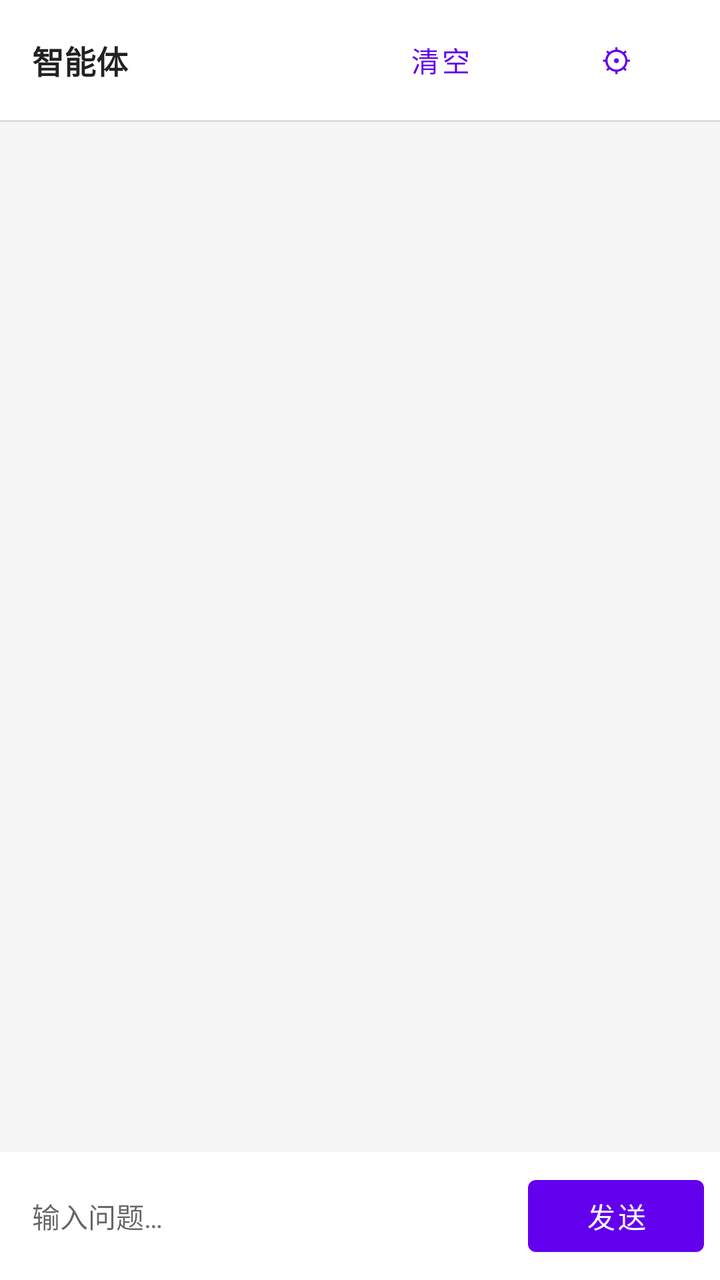
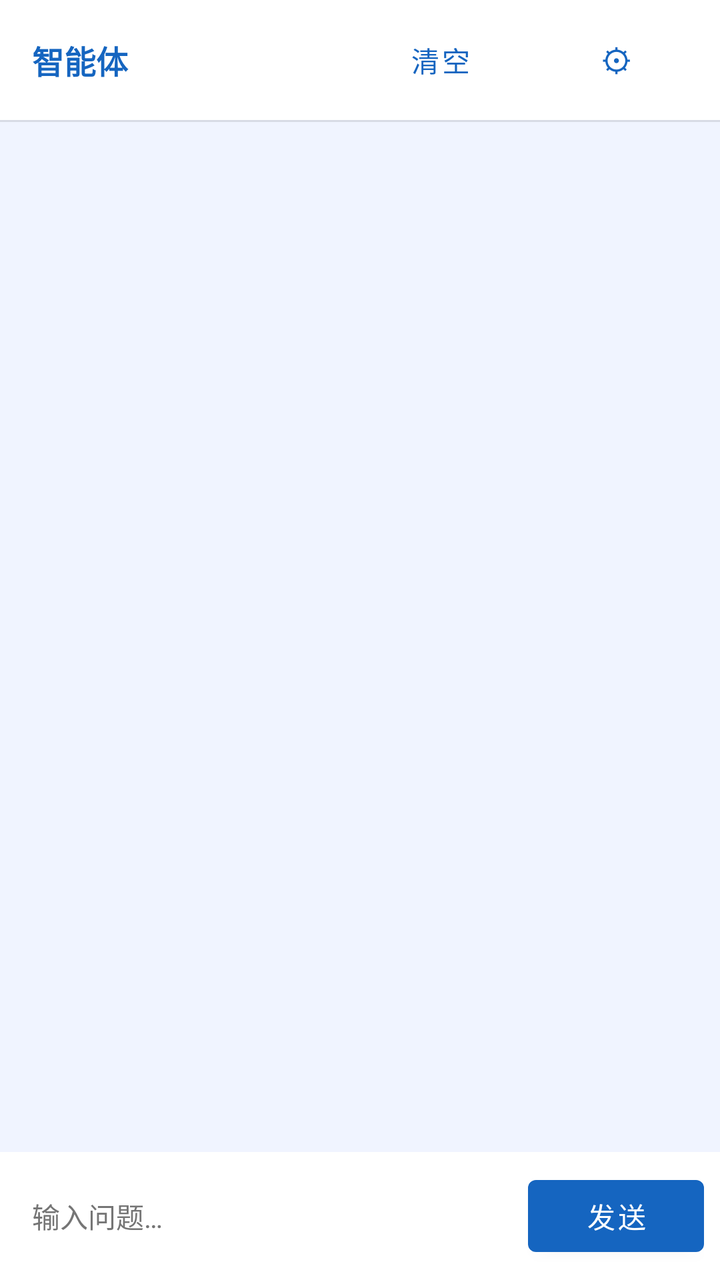

Compare the two renders of this Android layout. The source of the first and the diff that turns it into the second are given below.
<!-- AndroidManifest.xml: application theme Theme.CellSentinelApp -->
<!-- res/layout/fragment_agent.xml -->
<?xml version="1.0" encoding="utf-8"?>
<LinearLayout xmlns:android="http://schemas.android.com/apk/res/android"
    xmlns:app="http://schemas.android.com/apk/res-auto"
    android:layout_width="match_parent"
    android:layout_height="match_parent"
    android:orientation="vertical"
    android:background="@color/background">

    
    <LinearLayout
        android:layout_width="match_parent"
        android:layout_height="wrap_content"
        android:orientation="horizontal"
        android:paddingHorizontal="8dp"
        android:paddingVertical="6dp"
        android:gravity="center_vertical"
        android:background="?attr/colorSurface">

        <TextView
            android:layout_width="0dp"
            android:layout_height="wrap_content"
            android:layout_weight="1"
            android:text="智能体"
            android:textSize="16sp"
            android:textStyle="bold"
            android:textColor="@color/text_primary"
            android:layout_marginStart="8dp" />

        <Button
            android:id="@+id/btn_export_pdf"
            style="@style/Widget.MaterialComponents.Button.TextButton"
            android:layout_width="wrap_content"
            android:layout_height="wrap_content"
            android:text="导出PDF"
            android:textAllCaps="false"
            android:visibility="gone" />

        <Button
            android:id="@+id/btn_agent_clear"
            style="@style/Widget.MaterialComponents.Button.TextButton"
            android:layout_width="wrap_content"
            android:layout_height="wrap_content"
            android:text="清空"
            android:textAllCaps="false" />

        <Button
            android:id="@+id/btn_agent_settings"
            style="@style/Widget.MaterialComponents.Button.TextButton"
            android:layout_width="wrap_content"
            android:layout_height="wrap_content"
            android:text="⚙"
            android:textSize="16sp"
            android:textAllCaps="false" />

    </LinearLayout>

    <View
        android:layout_width="match_parent"
        android:layout_height="1dp"
        android:background="#1A000000" />

    
    <com.google.android.material.card.MaterialCardView
        android:id="@+id/card_context"
        android:layout_width="match_parent"
        android:layout_height="wrap_content"
        android:layout_margin="8dp"
        android:visibility="gone"
        app:cardCornerRadius="8dp"
        app:cardElevation="2dp"
        app:cardBackgroundColor="#FFF3E0">

        <LinearLayout
            android:layout_width="match_parent"
            android:layout_height="wrap_content"
            android:orientation="horizontal"
            android:paddingHorizontal="12dp"
            android:paddingVertical="8dp"
            android:gravity="center_vertical">

            <TextView
                android:layout_width="0dp"
                android:layout_height="wrap_content"
                android:layout_weight="1"
                android:text="📊 "
                android:textSize="12sp"
                android:textColor="#FF6F00" />

            <TextView
                android:id="@+id/tv_context_summary"
                android:layout_width="0dp"
                android:layout_height="wrap_content"
                android:layout_weight="10"
                android:text="已附加分析数据"
                android:textSize="12sp"
                android:textColor="#FF6F00"
                android:textStyle="bold" />

        </LinearLayout>
    </com.google.android.material.card.MaterialCardView>

    
    <ScrollView
        android:id="@+id/sv_messages"
        android:layout_width="match_parent"
        android:layout_height="0dp"
        android:layout_weight="1"
        android:fillViewport="true"
        android:clipToPadding="false"
        android:paddingVertical="4dp">

        <LinearLayout
            android:id="@+id/ll_messages"
            android:layout_width="match_parent"
            android:layout_height="wrap_content"
            android:orientation="vertical"
            android:paddingHorizontal="4dp"
            android:paddingBottom="8dp" />

    </ScrollView>

    
    <TextView
        android:id="@+id/tv_typing"
        android:layout_width="wrap_content"
        android:layout_height="wrap_content"
        android:layout_marginStart="16dp"
        android:layout_marginBottom="4dp"
        android:text="AI 正在思考…"
        android:textSize="12sp"
        android:textColor="#FF9800"
        android:textStyle="italic"
        android:visibility="gone" />

    
    <LinearLayout
        android:layout_width="match_parent"
        android:layout_height="wrap_content"
        android:orientation="horizontal"
        android:padding="8dp"
        android:gravity="center_vertical"
        android:background="?attr/colorSurface">

        <EditText
            android:id="@+id/et_agent_input"
            android:layout_width="0dp"
            android:layout_height="wrap_content"
            android:layout_weight="1"
            android:hint="输入问题…"
            android:inputType="textMultiLine"
            android:maxLines="4"
            android:background="@android:color/transparent"
            android:textSize="14sp"
            android:textColor="@color/text_primary"
            android:imeOptions="actionSend"
            android:paddingHorizontal="8dp" />

        <Button
            android:id="@+id/btn_agent_send"
            android:layout_width="wrap_content"
            android:layout_height="wrap_content"
            android:text="发送"
            android:textAllCaps="false"
            android:textSize="14sp" />

    </LinearLayout>

</LinearLayout>
<!-- resources referenced by this layout -->
<resources>
  <color name="background">#FFF5F5F5</color>
  <color name="text_primary">#DE000000</color>
  <style name="Theme.CellSentinelApp" parent="Theme.MaterialComponents.DayNight.DarkActionBar">
          
          <item name="colorPrimary">@color/purple_500</item>
          <item name="colorPrimaryVariant">@color/purple_700</item>
          <item name="colorOnPrimary">@color/white</item>
          
          <item name="colorSecondary">@color/teal_200</item>
          <item name="colorSecondaryVariant">@color/teal_700</item>
          <item name="colorOnSecondary">@color/black</item>
          
          <item name="android:statusBarColor">?attr/colorPrimaryVariant</item>
          
      </style>
  <color name="purple_500">#FF6200EE</color>
  <color name="purple_700">#FF3700B3</color>
  <color name="white">#FFFFFFFF</color>
  <color name="teal_200">#FF03DAC5</color>
  <color name="teal_700">#FF018786</color>
  <color name="black">#FF000000</color>
</resources>

<!-- the commit's change to res/layout/fragment_agent.xml (unified diff, before → after) -->
@@ -14,7 +14,7 @@
         android:paddingHorizontal="8dp"
         android:paddingVertical="6dp"
         android:gravity="center_vertical"
-        android:background="?attr/colorSurface">
+        android:background="@color/colorSurface">
 
         <TextView
             android:layout_width="0dp"
@@ -23,7 +23,7 @@
             android:text="智能体"
             android:textSize="16sp"
             android:textStyle="bold"
-            android:textColor="@color/text_primary"
+            android:textColor="@color/colorPrimary"
             android:layout_marginStart="8dp" />
 
         <Button
@@ -57,7 +57,7 @@
     <View
         android:layout_width="match_parent"
         android:layout_height="1dp"
-        android:background="#1A000000" />
+        android:background="@color/colorDivider" />
 
     
     <com.google.android.material.card.MaterialCardView
@@ -66,9 +66,7 @@
         android:layout_height="wrap_content"
         android:layout_margin="8dp"
         android:visibility="gone"
-        app:cardCornerRadius="8dp"
-        app:cardElevation="2dp"
-        app:cardBackgroundColor="#FFF3E0">
+        app:cardBackgroundColor="@color/colorCardAI">
 
         <LinearLayout
             android:layout_width="match_parent"
@@ -84,7 +82,7 @@
                 android:layout_weight="1"
                 android:text="📊 "
                 android:textSize="12sp"
-                android:textColor="#FF6F00" />
+                android:textColor="@color/colorPrimary" />
 
             <TextView
                 android:id="@+id/tv_context_summary"
@@ -93,7 +91,7 @@
                 android:layout_weight="10"
                 android:text="已附加分析数据"
                 android:textSize="12sp"
-                android:textColor="#FF6F00"
+                android:textColor="@color/colorPrimary"
                 android:textStyle="bold" />
 
         </LinearLayout>
@@ -128,7 +126,7 @@
         android:layout_marginBottom="4dp"
         android:text="AI 正在思考…"
         android:textSize="12sp"
-        android:textColor="#FF9800"
+        android:textColor="@color/colorAccent"
         android:textStyle="italic"
         android:visibility="gone" />
 
@@ -139,7 +137,7 @@
         android:orientation="horizontal"
         android:padding="8dp"
         android:gravity="center_vertical"
-        android:background="?attr/colorSurface">
+        android:background="@color/colorSurface">
 
         <EditText
             android:id="@+id/et_agent_input"
@@ -151,7 +149,6 @@
             android:maxLines="4"
             android:background="@android:color/transparent"
             android:textSize="14sp"
-            android:textColor="@color/text_primary"
             android:imeOptions="actionSend"
             android:paddingHorizontal="8dp" />
 
<!-- resource entries referenced after the edit -->
@@ -1,25 +1,61 @@
 <!-- resources referenced by this layout -->
 <resources>
-  <color name="background">#FFF5F5F5</color>
-  <color name="text_primary">#DE000000</color>
-  <style name="Theme.CellSentinelApp" parent="Theme.MaterialComponents.DayNight.DarkActionBar">
+  <color name="background">#F0F4FF</color>
+  <color name="colorAccent">#00ACC1</color>
+  <color name="colorCardAI">#E3F2FD</color>
+  <color name="colorDivider">#1A000000</color>
+  <color name="colorPrimary">#1565C0</color>
+  <color name="colorSurface">#FFFFFF</color>
+  <style name="Theme.CellSentinelApp" parent="Theme.MaterialComponents.Light.DarkActionBar">
           
-          <item name="colorPrimary">@color/purple_500</item>
-          <item name="colorPrimaryVariant">@color/purple_700</item>
+          <item name="colorPrimary">@color/colorPrimary</item>
+          <item name="colorPrimaryVariant">@color/colorPrimaryDark</item>
           <item name="colorOnPrimary">@color/white</item>
           
-          <item name="colorSecondary">@color/teal_200</item>
-          <item name="colorSecondaryVariant">@color/teal_700</item>
-          <item name="colorOnSecondary">@color/black</item>
+          <item name="colorSecondary">@color/colorAccent</item>
+          <item name="colorSecondaryVariant">@color/colorAccentDark</item>
+          <item name="colorOnSecondary">@color/white</item>
           
-          <item name="android:statusBarColor">?attr/colorPrimaryVariant</item>
+          <item name="colorSurface">@color/colorSurface</item>
+          <item name="colorOnSurface">@color/textColorPrimary</item>
           
+          <item name="android:windowBackground">@color/background</item>
+          <item name="android:colorBackground">@color/background</item>
+          
+          <item name="android:statusBarColor">@color/colorPrimaryDark</item>
+          
+          <item name="android:textColorPrimary">@color/textColorPrimary</item>
+          <item name="android:textColorSecondary">@color/textColorSecondary</item>
+          <item name="android:textColorHint">@color/textColorHint</item>
+          
+          <item name="materialCardViewStyle">@style/AppCardView</item>
+          <item name="editTextStyle">@style/AppEditText</item>
+          <item name="chipStyle">@style/AppChip</item>
       </style>
-  <color name="purple_500">#FF6200EE</color>
-  <color name="purple_700">#FF3700B3</color>
+  <color name="colorPrimaryDark">#0D47A1</color>
   <color name="white">#FFFFFFFF</color>
-  <color name="teal_200">#FF03DAC5</color>
-  <color name="teal_700">#FF018786</color>
-  <color name="black">#FF000000</color>
+  <color name="colorAccentDark">#007C91</color>
+  <color name="textColorPrimary">#DE000000</color>
+  <color name="textColorSecondary">#99000000</color>
+  <color name="textColorHint">#FF757575</color>
+  <style name="AppCardView" parent="Widget.MaterialComponents.CardView">
+          <item name="cardCornerRadius">8dp</item>
+          <item name="cardElevation">2dp</item>
+          <item name="cardBackgroundColor">@color/colorSurfaceFaint</item>
+          <item name="strokeColor">@color/colorPrimaryTintBg</item>
+          <item name="strokeWidth">1dp</item>
+      </style>
+  <style name="AppEditText" parent="Widget.AppCompat.EditText">
+          <item name="android:textColor">@color/textColorPrimary</item>
+          <item name="android:textColorHint">@color/textColorHint</item>
+      </style>
+  <style name="AppChip" parent="Widget.MaterialComponents.Chip.Filter">
+          <item name="chipBackgroundColor">@color/chip_bg_color</item>
+          <item name="android:textColor">@color/chip_text_color</item>
+          <item name="chipStrokeColor">@color/colorPrimaryTintBg</item>
+          <item name="chipStrokeWidth">1dp</item>
+      </style>
+  <color name="colorSurfaceFaint">#FAFAFA</color>
+  <color name="colorPrimaryTintBg">#1A1565C0</color>
 </resources>
 
